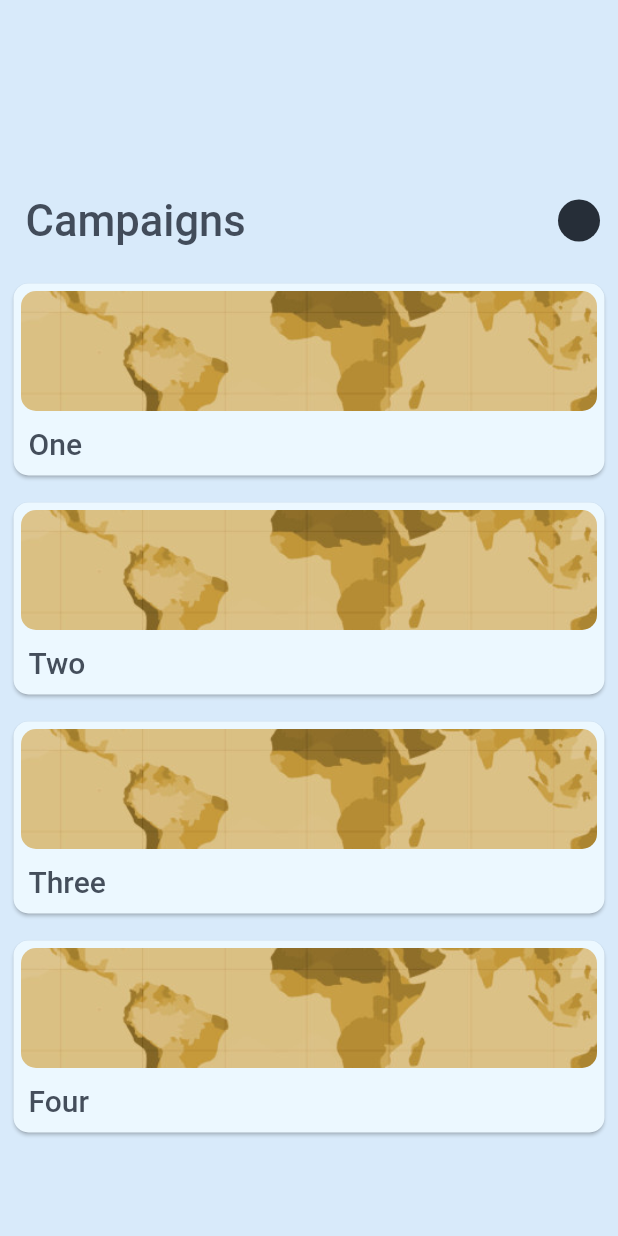
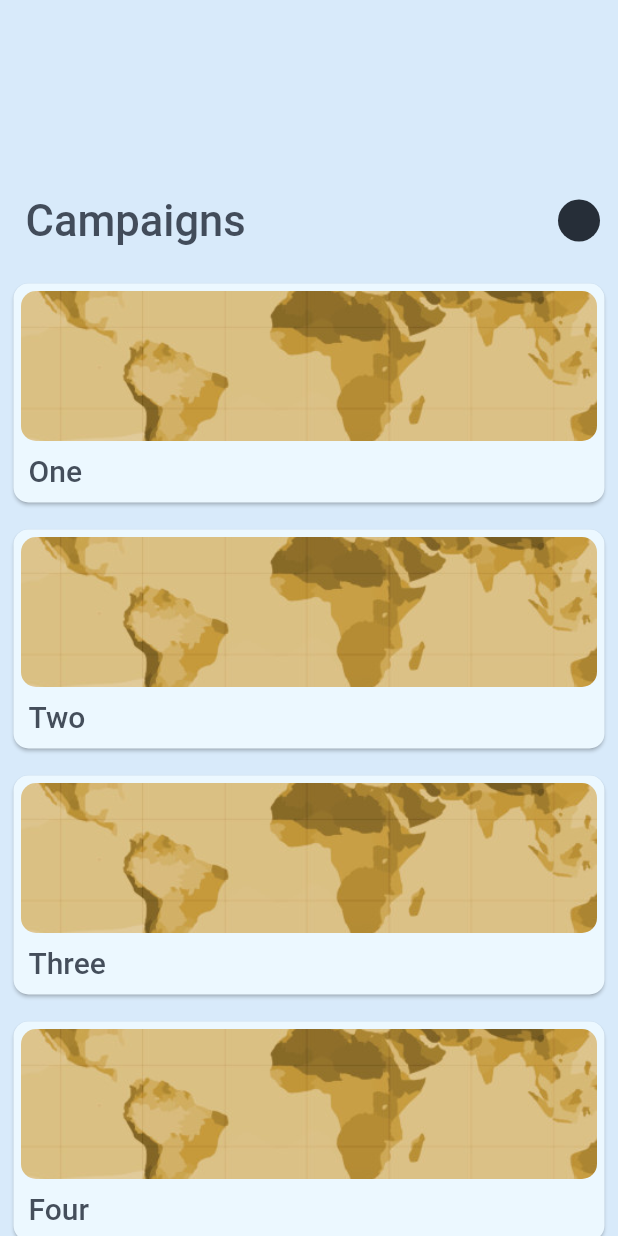
Before and after one commit to Motii1/CampaignKeeper, a Flutter app: the Campaigns screen opened by its route, on a phone screen of 412 x 824 dp. Run offline on Flutter 3.47's test engine with Material 2 defaults, Android fonts, the phone set to English and light mode, and no system bars; our stand-ins replace device_info, flutter_secure_storage, flutter_spinkit, flutter_svg, shared_preferences; accounts and stored records are empty; network calls fail.

Commit message:
Cosmetic change

```diff
--- a/mobile/CampaignKeeper_mobile/lib/components/keeper_campaign_title.dart
+++ b/mobile/CampaignKeeper_mobile/lib/components/keeper_campaign_title.dart
@@ -23,8 +23,8 @@ class KeeperCampaignTile extends StatelessWidget {
               children: [
                 ConstrainedBox(
                   constraints: BoxConstraints(
-                    maxHeight: 90,
-                    minHeight: 90,
+                    maxHeight: 110,
+                    minHeight: 110,
                   ),
                   child: Padding(
                     padding: const EdgeInsets.all(5.0),
@@ -43,7 +43,7 @@ class KeeperCampaignTile extends StatelessWidget {
                   children: [
                     Center(
                         child: Padding(
-                      padding: const EdgeInsets.fromLTRB(10.0, 5.0, 10.0, 10.0),
+                      padding: const EdgeInsets.fromLTRB(10.0, 3.0, 10.0, 10.0),
                       child: Text(
                         entity.name,
                         style: Theme.of(context).textTheme.headline6,
```
